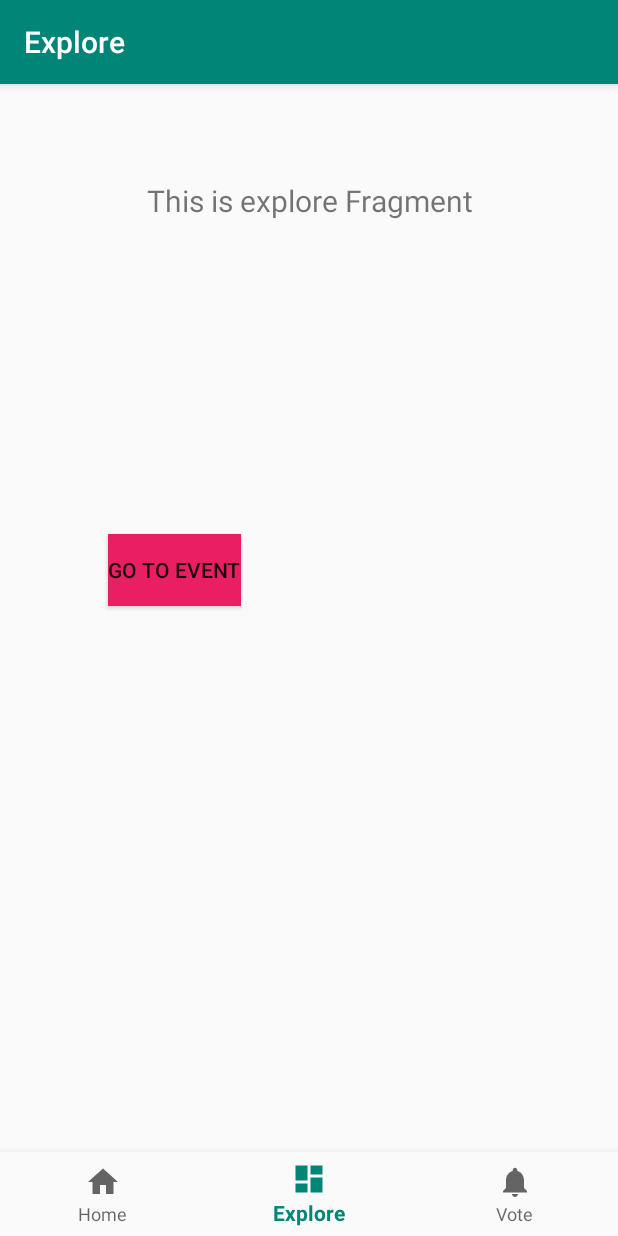
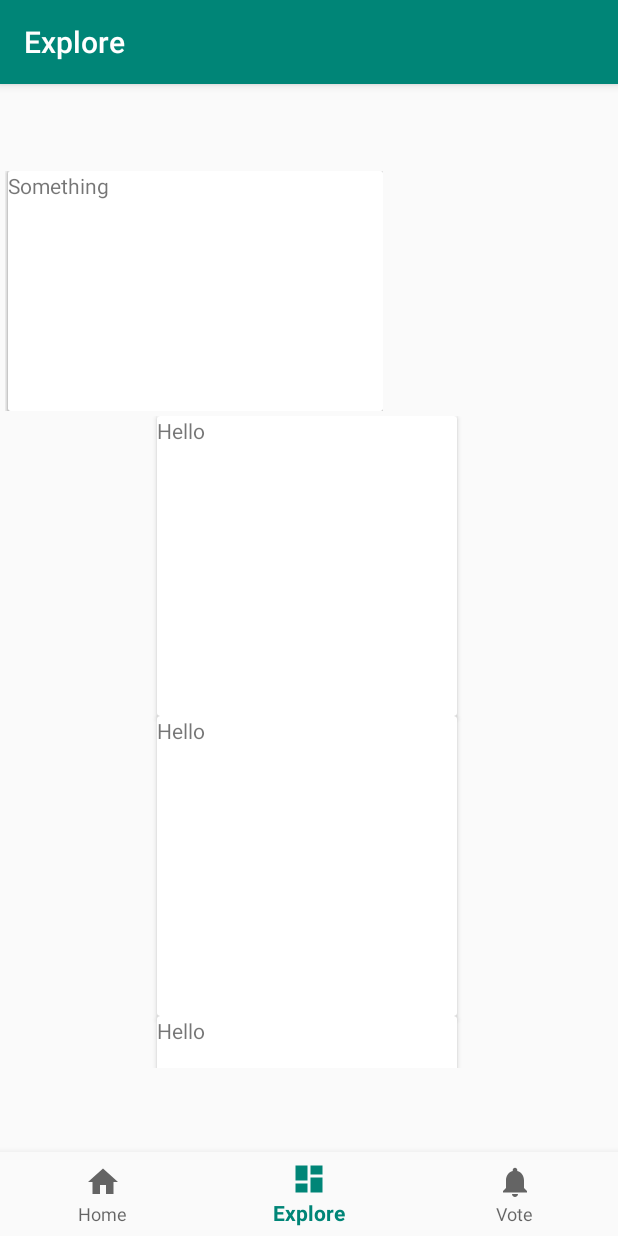
Before and after one commit to Glasgow19/team-3, an Android app: the DashboardFragment screen opened through its navigation route, on a phone screen of 412 x 824 dp. Run offline under Robolectric (Android 15) with nearby library versions, the phone set to English and light mode, and no system bars; our stand-ins replace navigation-ui.

Commit message:
Added scrolling vertical cardviews

```diff
--- a/Actify/app/build.gradle
+++ b/Actify/app/build.gradle
@@ -49,6 +49,7 @@ dependencies {
     testImplementation 'junit:junit:4.12'
     androidTestImplementation 'androidx.test.ext:junit:1.1.1'
     androidTestImplementation 'androidx.test.espresso:espresso-core:3.2.0'
+    implementation 'com.android.support:cardview-v7:28.0.0'
 }
 
 apply plugin: 'com.google.gms.google-services'  // Google Play services Gradle plugin
--- a/Actify/app/src/main/java/com/example/actify/ui/dashboard/DashboardFragment.kt
+++ b/Actify/app/src/main/java/com/example/actify/ui/dashboard/DashboardFragment.kt
@@ -22,10 +22,6 @@ class DashboardFragment : Fragment() {
         dashboardViewModel =
             ViewModelProviders.of(this).get(DashboardViewModel::class.java)
         val root = inflater.inflate(R.layout.fragment_dashboard, container, false)
-        val textView: TextView = root.findViewById(R.id.text_dashboard)
-        dashboardViewModel.text.observe(this, Observer {
-            textView.text = it
-        })
         return root
     }
 }
--- a/Actify/app/src/main/res/layout/fragment_dashboard.xml
+++ b/Actify/app/src/main/res/layout/fragment_dashboard.xml
@@ -1,37 +1,99 @@
 <?xml version="1.0" encoding="utf-8"?>
 <androidx.constraintlayout.widget.ConstraintLayout xmlns:android="http://schemas.android.com/apk/res/android"
     xmlns:app="http://schemas.android.com/apk/res-auto"
+    xmlns:tools="http://schemas.android.com/tools"
     android:layout_width="match_parent"
-    android:layout_height="match_parent">
+    android:layout_height="match_parent"
+    xmlns:card_view="http://schemas.android.com/apk/res-auto">
 
-    <TextView
-        android:id="@+id/text_dashboard"
-        android:layout_width="match_parent"
-        android:layout_height="wrap_content"
-        android:layout_marginStart="8dp"
-        android:layout_marginTop="8dp"
-        android:layout_marginEnd="8dp"
-        android:textAlignment="center"
-        android:textSize="20sp"
+    <HorizontalScrollView
+        android:id="@+id/horizontalScrollView"
+        android:layout_width="410dp"
+        android:layout_height="164dp"
+        android:scrollbars="none"
         app:layout_constraintEnd_toEndOf="parent"
         app:layout_constraintStart_toStartOf="parent"
-        app:layout_constraintTop_toTopOf="parent" />
+        app:layout_constraintTop_toTopOf="parent">
 
-    //temporary button will be removed
-    // explore page
+        <RelativeLayout
+            android:layout_width="wrap_content"
+            android:layout_height="match_parent"
+            android:gravity="center"
+            android:padding="2dp">
 
-    <Button
-        android:id="@+id/random_button"
-        android:layout_width="wrap_content"
-        android:layout_height="wrap_content"
-        android:layout_marginEnd="180dp"
-        android:layout_marginBottom="212dp"
-        android:background="#E91E63"
-        android:onClick="gotoevent"
-        android:text="go to event"
-        app:layout_constraintBottom_toBottomOf="parent"
-        app:layout_constraintEnd_toEndOf="parent"
-        app:layout_constraintStart_toStartOf="parent"
-        app:layout_constraintTop_toBottomOf="@+id/text_dashboard" />
+            <androidx.cardview.widget.CardView
+                android:layout_width="250dp"
+                android:layout_height="match_parent"
+                android:layout_marginStart="2dp"
+                android:padding="2dp">
+
+                <TextView
+                    android:layout_width="match_parent"
+                    android:layout_height="match_parent"
+                    android:text="Hello" />
+            </androidx.cardview.widget.CardView>
+
+            <androidx.cardview.widget.CardView
+                android:layout_width="250dp"
+                android:layout_height="match_parent"
+                android:layout_marginStart="2dp"
+                android:padding="2dp">
+
+                <TextView
+                    android:layout_width="match_parent"
+                    android:layout_height="match_parent"
+                    android:text="Something" />
+            </androidx.cardview.widget.CardView>
+        </RelativeLayout>
+    </HorizontalScrollView>
+
+    <ScrollView
+        android:layout_width="419dp"
+        android:layout_height="436dp"
+        app:layout_constraintTop_toBottomOf="@+id/horizontalScrollView">
+
+        <LinearLayout
+            android:layout_width="409dp"
+            android:layout_height="437dp"
+            android:layout_marginTop="1dp"
+            android:orientation="vertical"
+            app:layout_constraintTop_toBottomOf="@+id/horizontalScrollView"
+            card_view:layout_constraintEnd_toEndOf="parent"
+            card_view:layout_constraintStart_toStartOf="parent">
+
+            <androidx.cardview.widget.CardView
+                android:layout_width="200dp"
+                android:layout_height="200dp"
+                android:layout_gravity="center">
+
+                <TextView
+                    android:layout_width="match_parent"
+                    android:layout_height="match_parent"
+                    android:text="Hello" />
+            </androidx.cardview.widget.CardView>
+
+            <androidx.cardview.widget.CardView
+                android:layout_width="200dp"
+                android:layout_height="200dp"
+                android:layout_gravity="center">
+
+                <TextView
+                    android:layout_width="match_parent"
+                    android:layout_height="match_parent"
+                    android:text="Hello" />
+            </androidx.cardview.widget.CardView>
+
+            <androidx.cardview.widget.CardView
+                android:layout_width="200dp"
+                android:layout_height="200dp"
+                android:layout_gravity="center">
+
+                <TextView
+                    android:layout_width="match_parent"
+                    android:layout_height="match_parent"
+                    android:text="Hello" />
+            </androidx.cardview.widget.CardView>
+        </LinearLayout>
+    </ScrollView>
 
 </androidx.constraintlayout.widget.ConstraintLayout>
```
